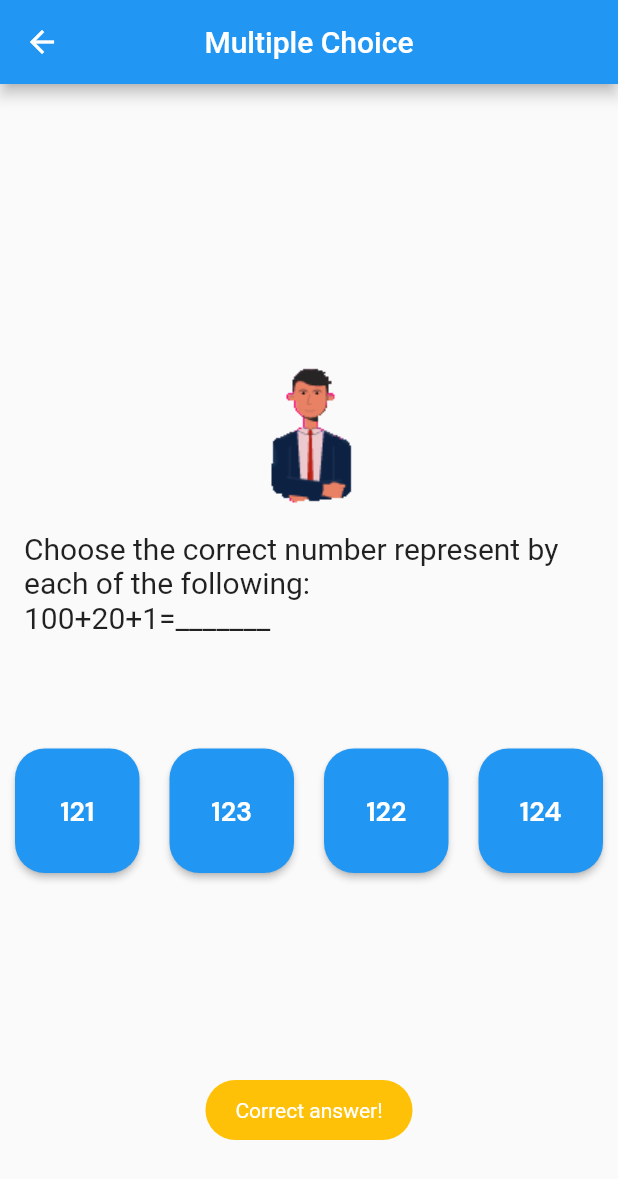
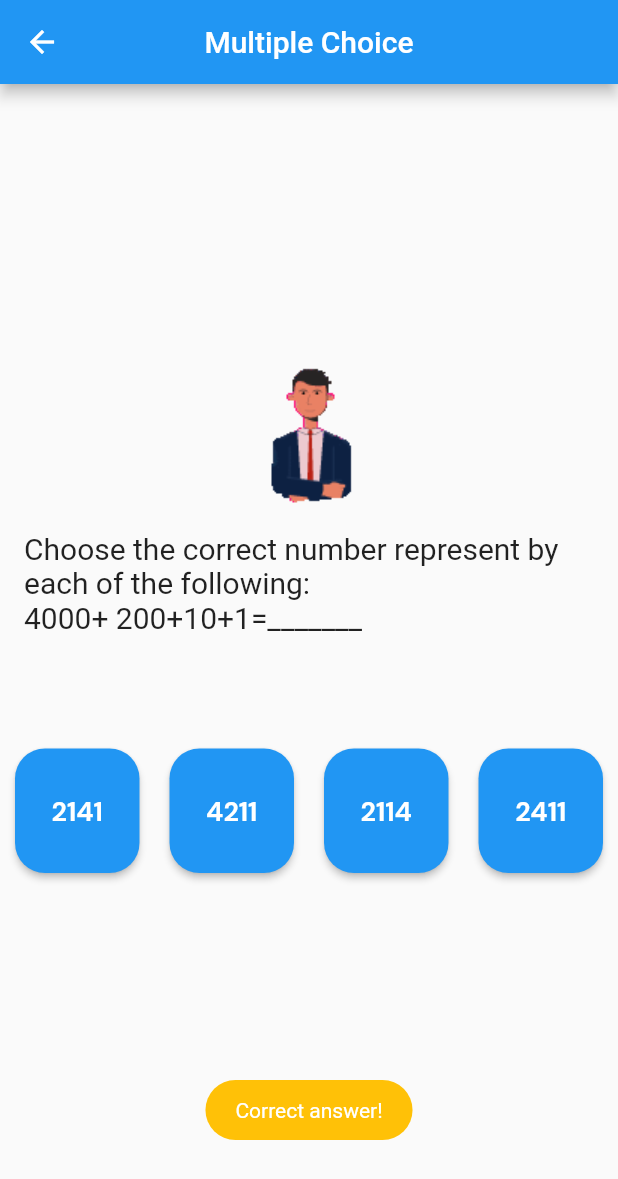
Before and after one commit to lansoyyy/math_app, a Flutter app: the MultipleChoicePage screen opened directly, after a tap on "121", on a phone screen of 412 x 824 dp. Shown: the top 1179 px of the screen. Run offline on Flutter 3.47's test engine with Material 2 defaults, Android fonts, the phone set to English and light mode, and no system bars; drawn by our look-alikes of animated_text_kit; our stand-ins replace confetti, fluttertoast, get, just_audio, video_player; missing offline and left inert: easy_pdf_viewer, flutter_screen_wake, flutter_volume_controller.

Commit message:
added revisions

```diff
--- a/lib/screens/pages/book_page.dart
+++ b/lib/screens/pages/book_page.dart
@@ -123,7 +123,7 @@ class _BookPageState extends State<BookPage> {
                                 alignment: Alignment.bottomCenter,
                                 child: Container(
                                   width: double.infinity,
-                                  height: 50,
+                                  height: 150,
                                   color: Colors.white,
                                 ),
                               ),
--- a/lib/screens/pages/multiple_choice_dialog.dart
+++ b/lib/screens/pages/multiple_choice_dialog.dart
@@ -113,7 +113,7 @@ Which number correctly completes the questions?
     'Which sentence is true?',
     'choose the correct QUOTIENT of the given numbers. 25 divided by 5',
     ' choose the correct DIFFERENCE of the given numbers.',
-    'choose the correct DIFFERENCE of the given numbers.',
+    'What is the sum of the following numbers, 50+50?',
     'choose the correct QUOTIENT of the given numbers.',
     'choose the correct DIFFERENCE of the given numbers.',
     'Choose the correct name of the Polygon that has 3 equal sides and 3 angles.',
@@ -317,6 +317,7 @@ Which number correctly completes the questions?
       setState(() {
         score++;
       });
+      _nextQuestion();
       showToast('Correct answer!');
       await playGoodjob().whenComplete(() async {
         await player.stop();
@@ -326,7 +327,6 @@ Which number correctly completes the questions?
       cont.stop();
       // Answer is correct
       // You can add your logic here, e.g., increase score, show correct answer
-      _nextQuestion();
     } else {
       // Answer is incorrect
       // You can add your logic here, e.g., show correct answer
--- a/lib/screens/pages/quiz_time_page.dart
+++ b/lib/screens/pages/quiz_time_page.dart
@@ -260,7 +260,6 @@ box?
         await player.stop();
       });
 
-      _nextQuestion();
       // Answer is correct
       // You can add your logic here, e.g., increase score, show correct answer
     } else {
@@ -271,6 +270,7 @@ box?
       // Answer is incorrect
       // You can add your logic here, e.g., show correct answer
     }
+    _nextQuestion();
 
     // Move to the next question
   }
--- a/lib/screens/pages/video_page.dart
+++ b/lib/screens/pages/video_page.dart
@@ -87,11 +87,9 @@ class _VideoPageState extends State<VideoPage> {
             ],
           ),
         ),
-        const SizedBox(
-          height: 20,
-        ),
         Image.asset(
-          'assets/images/child.gif',
+          'assets/images/MathTALINO 1.jpg',
+          height: 250,
         ),
       ])),
     );
```
